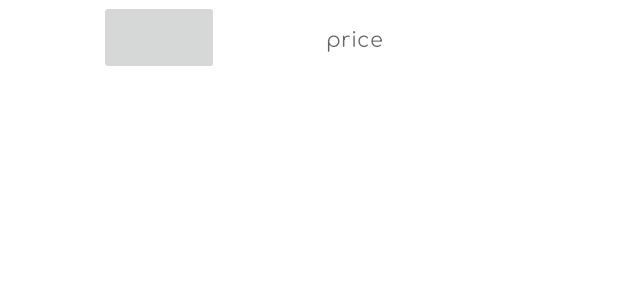
After one commit to KU-degree-project/BedRock, an Android app: the layout list_item_price.xml on its own in the app's theme, with its tools: preview values and no code run, on a phone screen of 412 x 824 dp. The commit adds this screen. Shown: the top 300 px of the screen. Run offline under Robolectric (Android 15) with nearby library versions, the phone set to English and light mode, and no system bars.

Commit message:
price list

```diff
--- a/app/build.gradle
+++ b/app/build.gradle
@@ -53,7 +53,6 @@ dependencies {
     implementation 'androidx.viewpager2:viewpager2:1.0.0'
     implementation 'com.google.android.material:material:1.6.0-beta01'
     implementation "com.facebook.shimmer:shimmer:0.5.0"
-    implementation 'com.android.support:support-v4:28.0.0'
 
 
     kapt 'com.github.bumptech.glide:compiler:4.13.0'
--- a/app/src/main/java/com/bed/android/bedrock/model/Croller.kt
+++ b/app/src/main/java/com/bed/android/bedrock/model/Croller.kt
@@ -110,7 +110,7 @@ class Croller() {
             var doc = Jsoup.connect(product.product_link).get()
 
 
-            var productInfo = doc.select(".lowest_list").select(".high_list")
+            var productInfo = doc.select(".lowest_list").select(".high_list tr")
 
             if (productInfo.isEmpty()) {
                 Log.d("detail", "null")
@@ -121,6 +121,7 @@ class Croller() {
                     val name=e.select(".logo_over").select("img").attr("src")
                     val price=e.select(".price").select(".prc_t")
                     product_price_list.add(Pair("https:"+name,price.text()))
+                    Log.d("pricelistCroller",productInfo.size.toString())
                 }
                 product.priceList=product_price_list
             }
--- /dev/null
+++ b/app/src/main/res/layout/list_item_price.xml
@@ -0,0 +1,41 @@
+<?xml version="1.0" encoding="utf-8"?>
+<layout
+    xmlns:android="http://schemas.android.com/apk/res/android">
+
+    <data>
+        <variable
+            name="viewModel"
+            type="com.bed.android.bedrock.vmodel.PriceViewModel" />
+    </data>
+
+    <LinearLayout
+        android:orientation="horizontal"
+        android:gravity="center"
+        android:layout_width="match_parent"
+        android:layout_height="50dp">
+        <ImageButton
+            android:id="@+id/img_product"
+            android:layout_width="80dp"
+            android:layout_height="match_parent"
+            loadImage="@{viewModel.url}"
+            />
+
+        <TextView
+            android:id="@+id/text_product_name"
+            android:scrollbars="vertical"
+            android:layout_gravity="center"
+            android:gravity="center"
+            android:layout_width="180dp"
+            android:layout_height="match_parent"
+            android:text="@{viewModel.price}"
+            android:fontFamily="@font/fontstyle"
+            android:hint="price"
+            android:textAlignment="center"
+            android:layout_marginRight="20dp"
+            />
+
+
+
+    </LinearLayout>
+
+</layout>
```
Also changed, not shown: app/src/main/java/com/bed/android/bedrock/ui/Tab_pricelist.kt (+122 -0 lines), app/src/main/java/com/bed/android/bedrock/vmodel/PriceViewModel.kt (added, +22 -0 lines), app/src/main/res/layout/fragment_detailtab_pricelist.xml (+4 -7 lines).
